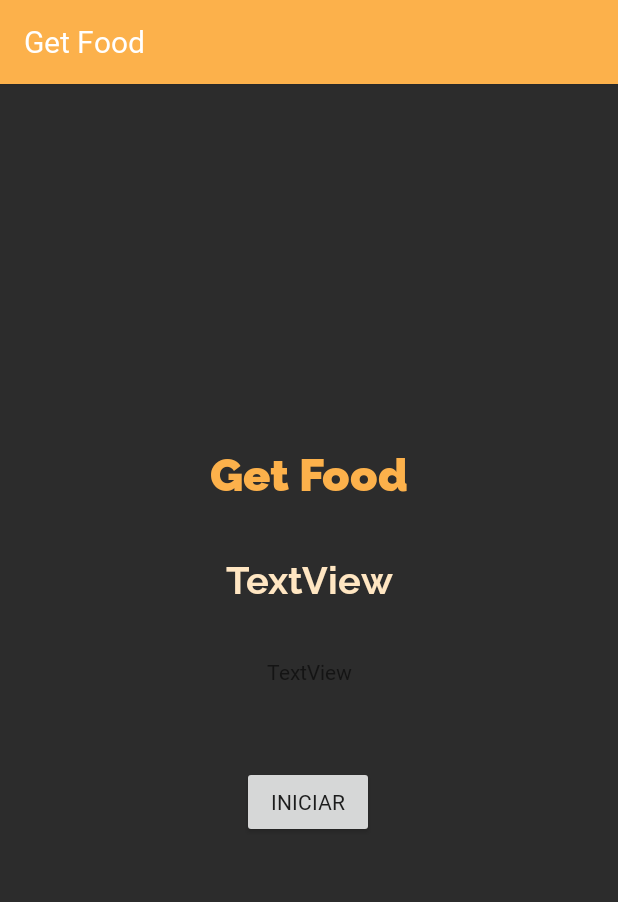
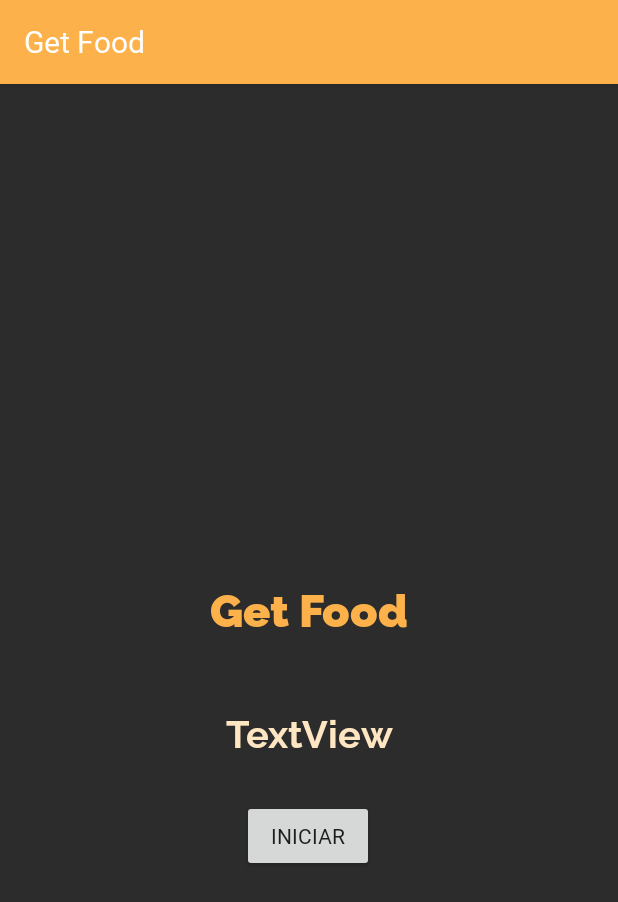
Before and after one commit to k-atara/GetFood, an Android app: the screen it shows after launch (MainActivity), on a phone screen of 412 x 824 dp. Shown: the top 902 px of the screen. Run offline under Robolectric (Android 15) with nearby library versions, the phone set to English and light mode, and no system bars.

Commit message:
Agregue funcionalidad

```diff
--- a/app/src/main/java/mx/tec/getfood/Confirmar.kt
+++ b/app/src/main/java/mx/tec/getfood/Confirmar.kt
@@ -1,11 +1,15 @@
 package mx.tec.getfood
 
+import android.content.Intent
 import androidx.appcompat.app.AppCompatActivity
 import android.os.Bundle
+import android.widget.Button
 
 class Confirmar : AppCompatActivity() {
     override fun onCreate(savedInstanceState: Bundle?) {
         super.onCreate(savedInstanceState)
         setContentView(R.layout.activity_confirmar)
+
+
     }
 }
--- a/app/src/main/java/mx/tec/getfood/MainActivity.kt
+++ b/app/src/main/java/mx/tec/getfood/MainActivity.kt
@@ -1,11 +1,20 @@
 package mx.tec.getfood
 
+import android.content.Intent
 import androidx.appcompat.app.AppCompatActivity
 import android.os.Bundle
+import android.widget.Button
 
 class MainActivity : AppCompatActivity() {
     override fun onCreate(savedInstanceState: Bundle?) {
         super.onCreate(savedInstanceState)
         setContentView(R.layout.activity_main)
+        val b0=findViewById<Button>(R.id.btnIniciar)
+        b0.setOnClickListener {
+            val i = Intent(this@MainActivity, LogIn::class.java)
+
+            startActivity(i)
+        }
+
     }
 }
--- a/app/src/main/res/layout/activity_main.xml
+++ b/app/src/main/res/layout/activity_main.xml
@@ -4,6 +4,7 @@
     xmlns:tools="http://schemas.android.com/tools"
     android:layout_width="match_parent"
     android:layout_height="match_parent"
+    android:background="@color/colorPrimaryDark"
     tools:context=".MainActivity">
 
     <TextView
@@ -16,34 +17,24 @@
         app:layout_constraintLeft_toLeftOf="parent"
         app:layout_constraintRight_toRightOf="parent"
         app:layout_constraintTop_toTopOf="parent"
-        app:layout_constraintVertical_bias="0.326" />
+        app:layout_constraintVertical_bias="0.451" />
 
     <TextView
         android:id="@+id/textView2"
         style="@style/sub_titlesPL"
         android:layout_width="wrap_content"
         android:layout_height="wrap_content"
-        android:layout_marginTop="32dp"
+        android:layout_marginTop="44dp"
         android:text="TextView"
         app:layout_constraintEnd_toEndOf="@+id/textView"
         app:layout_constraintStart_toStartOf="@+id/textView"
         app:layout_constraintTop_toBottomOf="@+id/textView" />
 
-    <TextView
-        android:id="@+id/textView3"
-        android:layout_width="wrap_content"
-        android:layout_height="wrap_content"
-        android:layout_marginTop="36dp"
-        android:text="TextView"
-        app:layout_constraintEnd_toEndOf="@+id/textView2"
-        app:layout_constraintStart_toStartOf="@+id/textView2"
-        app:layout_constraintTop_toBottomOf="@+id/textView2" />
-
     <Button
         android:id="@+id/btnIniciar"
         android:layout_width="wrap_content"
         android:layout_height="wrap_content"
-        android:layout_marginTop="176dp"
+        android:layout_marginTop="108dp"
         android:hint="@string/btnIniciar"
         android:text="@string/btnIniciar"
         app:layout_constraintEnd_toEndOf="parent"
--- a/app/src/main/res/values/strings.xml
+++ b/app/src/main/res/values/strings.xml
@@ -4,4 +4,5 @@
     <string name="btnContinuar">Continuar</string>
     <string name="confirmarE">Código registrado con éxito</string>
     <string name="confirmarN">No se registró intentelo de nuevo</string>
+
 </resources>
```
Also changed, not shown: app/src/main/res/layout/activity_log_in.xml (+8 -4 lines).
